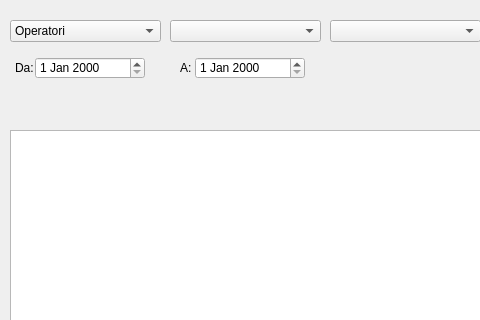
The window that src/main/gui/report.ui (OT-Rax/AnconAmbiente) describes before a commit, drawn with Qt 5; both pictures show x 0 to 480 and y 0 to 320 of the 800 by 564 pixel window.
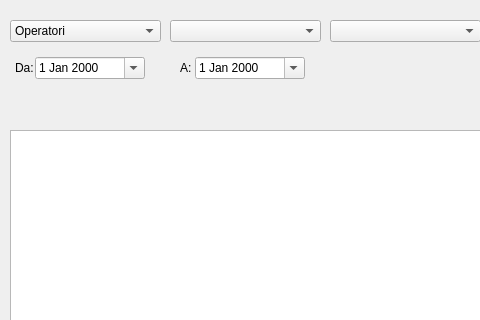
The same window after the commit. Icons and pictures are not drawn.

Commit message: calendar popup report

The edit to the form file:
```diff
--- a/src/main/gui/report.ui
+++ b/src/main/gui/report.ui
@@ -97,6 +97,9 @@
       <height>22</height>
      </rect>
     </property>
+    <property name="calendarPopup">
+     <bool>true</bool>
+    </property>
    </widget>
    <widget class="QDateEdit" name="a_datepicker">
     <property name="geometry">
@@ -107,6 +110,9 @@
       <height>22</height>
      </rect>
     </property>
+    <property name="calendarPopup">
+     <bool>true</bool>
+    </property>
    </widget>
    <widget class="QLabel" name="label">
     <property name="geometry">
```
The commit also changes 2 other files.
